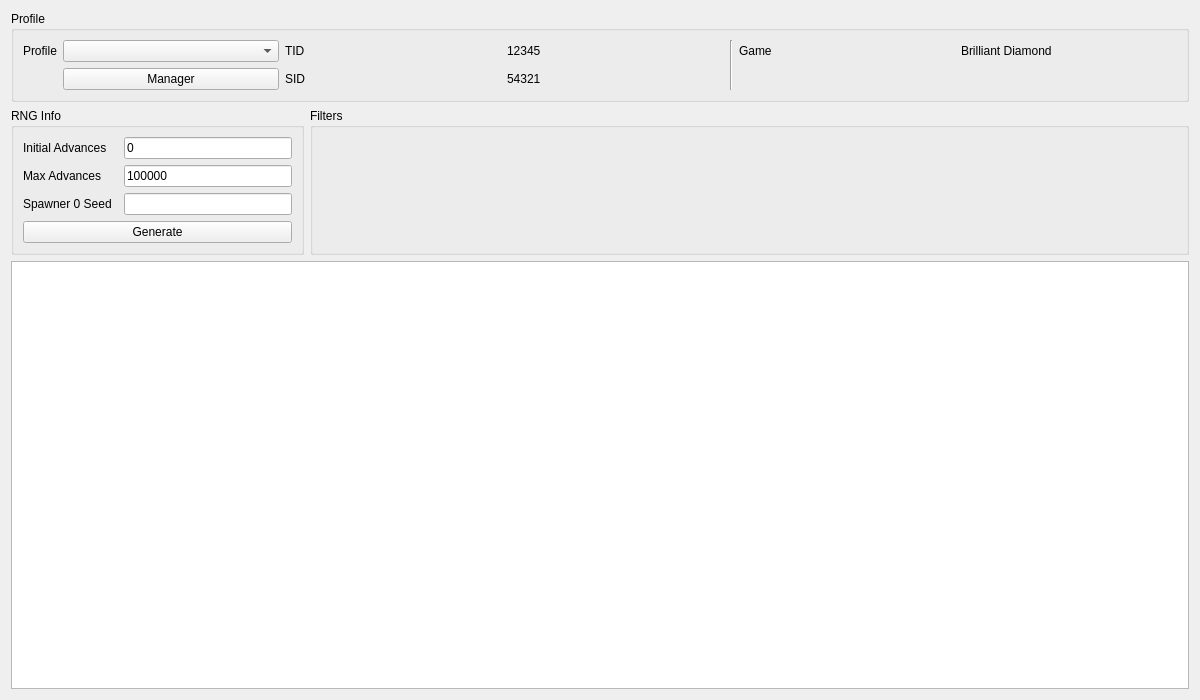
Old version of the form Source/Forms/Gen8/WildPLA.ui in the repository Admiral-Fish/PokeFinder.
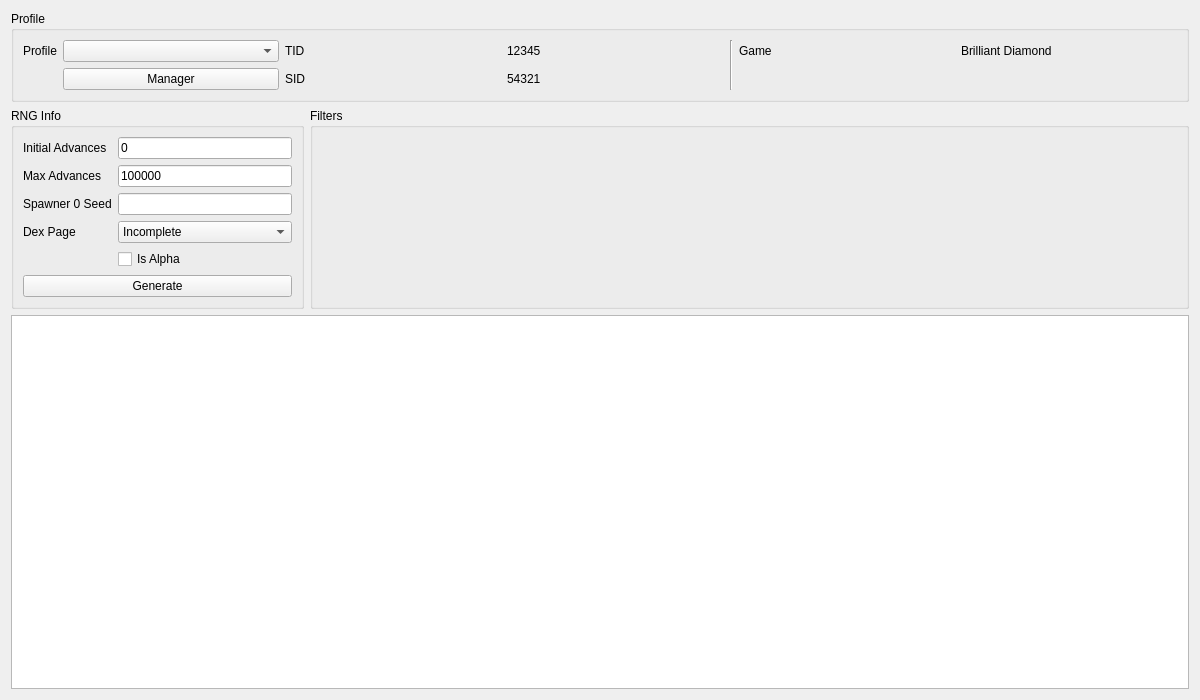
New version of the form. Custom widgets are drawn as their Qt base class.

Commit message: PLA Profile and PLA Regular Wild

Patch:
```diff
--- a/Source/Forms/Gen8/WildPLA.ui
+++ b/Source/Forms/Gen8/WildPLA.ui
@@ -148,7 +148,20 @@
         </property>
        </widget>
       </item>
-      <item row="5" column="1" colspan="3">
+      <item row="3" column="1">
+       <widget class="QLabel" name="labelMaxAdvances">
+        <property name="sizePolicy">
+         <sizepolicy hsizetype="Fixed" vsizetype="Preferred">
+          <horstretch>0</horstretch>
+          <verstretch>0</verstretch>
+         </sizepolicy>
+        </property>
+        <property name="text">
+         <string>Max Advances</string>
+        </property>
+       </widget>
+      </item>
+      <item row="9" column="1" colspan="2">
        <widget class="QPushButton" name="pushButtonGenerate">
         <property name="enabled">
          <bool>true</bool>
@@ -158,36 +171,13 @@
         </property>
        </widget>
       </item>
-      <item row="3" column="1">
-       <widget class="QLabel" name="labelMaxAdvances">
-        <property name="sizePolicy">
-         <sizepolicy hsizetype="Fixed" vsizetype="Preferred">
-          <horstretch>0</horstretch>
-          <verstretch>0</verstretch>
-         </sizepolicy>
-        </property>
-        <property name="text">
-         <string>Max Advances</string>
-        </property>
-       </widget>
-      </item>
-      <item row="3" column="3">
+      <item row="3" column="2">
        <widget class="TextBox" name="textBoxMaxAdvances">
         <property name="text">
          <string notr="true">100000</string>
         </property>
        </widget>
       </item>
-      <item row="2" column="3">
-       <widget class="TextBox" name="textBoxInitialAdvances">
-        <property name="text">
-         <string notr="true">0</string>
-        </property>
-       </widget>
-      </item>
-      <item row="4" column="3">
-       <widget class="TextBox" name="textBoxSpawner0Seed"/>
-      </item>
       <item row="2" column="1">
        <widget class="QLabel" name="labelInitialAdvances">
         <property name="sizePolicy">
@@ -201,6 +191,49 @@
         </property>
        </widget>
       </item>
+      <item row="5" column="2">
+       <widget class="QComboBox" name="comboBoxDexPage">
+        <item>
+         <property name="text">
+          <string>Incomplete</string>
+         </property>
+        </item>
+        <item>
+         <property name="text">
+          <string>Research Level 10</string>
+         </property>
+        </item>
+        <item>
+         <property name="text">
+          <string>Perfect</string>
+         </property>
+        </item>
+       </widget>
+      </item>
+      <item row="2" column="2">
+       <widget class="TextBox" name="textBoxInitialAdvances">
+        <property name="text">
+         <string notr="true">0</string>
+        </property>
+       </widget>
+      </item>
+      <item row="5" column="1">
+       <widget class="QLabel" name="labelDexPageStatus">
+        <property name="text">
+         <string>Dex Page</string>
+        </property>
+       </widget>
+      </item>
+      <item row="4" column="2">
+       <widget class="TextBox" name="textBoxSpawner0Seed"/>
+      </item>
+      <item row="6" column="2">
+       <widget class="QCheckBox" name="checkBoxAlpha">
+        <property name="text">
+         <string>Is Alpha</string>
+        </property>
+       </widget>
+      </item>
      </layout>
     </widget>
    </item>
```
The commit also changes 8 other files.
